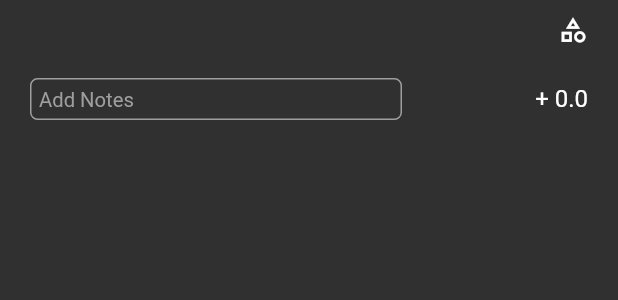
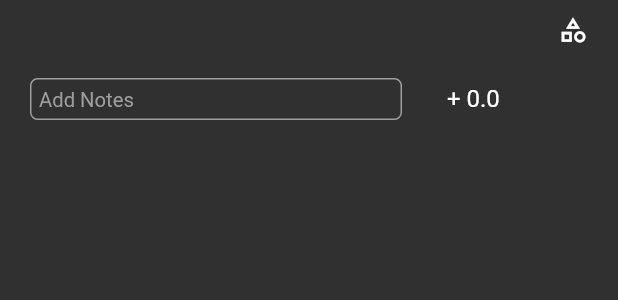
Before and after one commit to sunnydodti/expense-tracker, a Flutter app: what expenseTile() shows on an empty page, opened directly, on a phone screen of 412 x 824 dp. Shown: the top 300 px of the screen. Run offline on Flutter 3.47's test engine with Material 2 defaults, Android fonts, the phone set to English and light mode, and no system bars; our stand-ins replace faker, sqflite; missing offline and left inert: multiselect_formfield; accounts and stored records are empty.

Commit message:
align amount to left

```diff
--- a/expense_tracker/lib/ui/widgets/expense_tile_widgets.dart
+++ b/expense_tracker/lib/ui/widgets/expense_tile_widgets.dart
@@ -7,26 +7,25 @@ class ExpenseTileWidgets {
   static Container expenseTile(Map<String, dynamic> expenseMap) {
     return Container(
       padding: const EdgeInsets.symmetric(horizontal: 20.0, vertical: 10.0),
-      // padding: const EdgeInsets.symmetric(horizontal: 10.0),
       child: Column(
         children:[
           Row(
             children: [
-              ExpenseTileWidgets.titleWidget(expenseMap),
-              ExpenseTileWidgets.categoryWidget(expenseMap),
+              titleWidget(expenseMap),
+              categoryWidget(expenseMap),
             ],
           ),
           const SizedBox(height: 5.0),
           Row(
             children: [
-              ExpenseTileWidgets.tagsWidget(expenseMap)
+              tagsWidget(expenseMap)
             ],
           ),
           const SizedBox(height: 5.0),
           Row(
             children: [
-              ExpenseTileWidgets.noteWidget(expenseMap),
-              ExpenseTileWidgets.amountWidget(expenseMap),
+              noteWidget(expenseMap),
+              amountWidget(expenseMap),
             ],
           )
         ],
@@ -53,6 +52,8 @@ class ExpenseTileWidgets {
     return Expanded(
       child: Align(
         alignment: Alignment.topRight,
+        child: Padding(
+          padding: const EdgeInsets.only(right: 0.0),
           child: Row(
               mainAxisAlignment: MainAxisAlignment.end,
               children: [
@@ -66,6 +67,7 @@ class ExpenseTileWidgets {
                   size: 20.0,)
               ]
           ),
+        )
       ),
     );
   }
@@ -132,15 +134,17 @@ class ExpenseTileWidgets {
   static Align _getAmount(Map<String, dynamic> expenseMap) {
     String transactionType = expenseMap[DBExpenseTableConstants.expenseColTransactionType];
     return Align(
-      alignment: Alignment.topRight,
+      alignment: Alignment.topLeft,
+      child: Padding(
+        padding: const EdgeInsets.only(left: 30.0),
         child: Text(
           _getAmountText(expenseMap),
           style: TextStyle(
             fontSize: 16.0,
             color: _getAmountColor(transactionType),
           ),
-        textAlign: TextAlign.left
         ),
+      )
     );
   }
 
```
Lines whose indentation alone changed are shown as unchanged.
